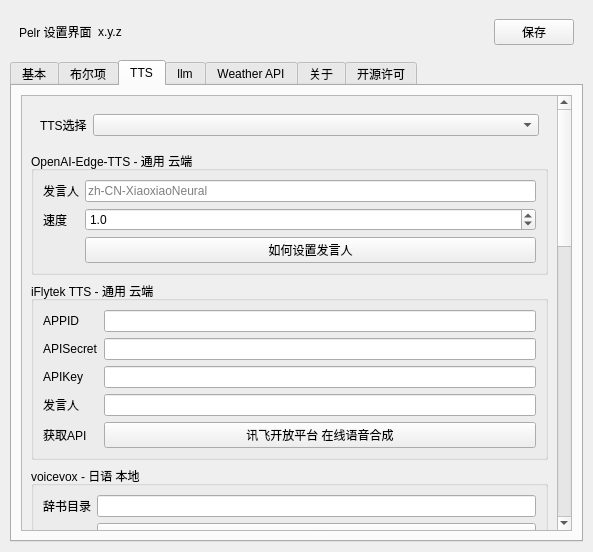
igugyj/Pelr, file src/ui/setting.ui: the form before one commit.
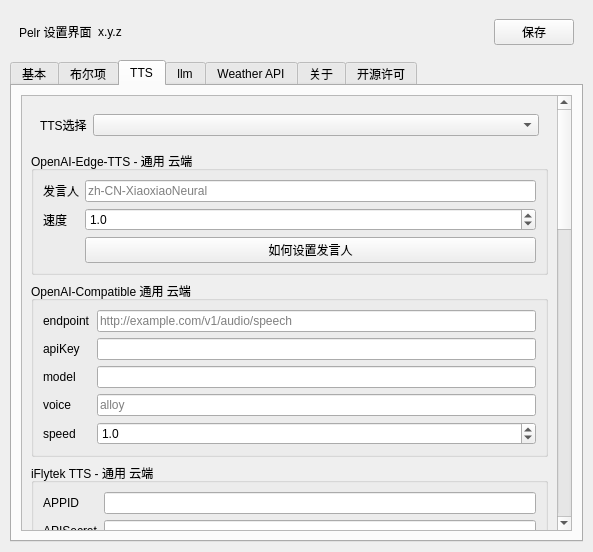
The form after the commit. The open tabs and pages were chosen to show the change. Icons and pictures are not drawn. Custom widgets are drawn as their Qt base class.

Commit message: feat: add OpenAI-Compatible tts & fix: config reading filter

Patch:
```diff
--- a/src/ui/setting.ui
+++ b/src/ui/setting.ui
@@ -595,7 +595,7 @@
             <x>0</x>
             <y>0</y>
             <width>530</width>
-            <height>1264</height>
+            <height>1435</height>
            </rect>
           </property>
           <layout class="QVBoxLayout" name="verticalLayout_4">
@@ -675,6 +675,93 @@
              </layout>
             </widget>
            </item>
+           <item>
+            <widget class="QGroupBox" name="groupBox_7">
+             <property name="title">
+              <string>OpenAI-Compatible 通用 云端</string>
+             </property>
+             <layout class="QFormLayout" name="formLayout_12">
+              <item row="0" column="0">
+               <widget class="QLabel" name="label_60">
+                <property name="text">
+                 <string>endpoint</string>
+                </property>
+               </widget>
+              </item>
+              <item row="0" column="1">
+               <widget class="QLineEdit" name="lineEdit_25">
+                <property name="placeholderText">
+                 <string>http://example.com/v1/audio/speech</string>
+                </property>
+               </widget>
+              </item>
+              <item row="1" column="0">
+               <widget class="QLabel" name="label_61">
+                <property name="text">
+                 <string>apiKey</string>
+                </property>
+               </widget>
+              </item>
+              <item row="1" column="1">
+               <widget class="QLineEdit" name="lineEdit_26"/>
+              </item>
+              <item row="2" column="0">
+               <widget class="QLabel" name="label_62">
+                <property name="text">
+                 <string>model</string>
+                </property>
+               </widget>
+              </item>
+              <item row="2" column="1">
+               <widget class="QLineEdit" name="lineEdit_27">
+                <property name="placeholderText">
+                 <string/>
+                </property>
+               </widget>
+              </item>
+              <item row="3" column="0">
+               <widget class="QLabel" name="label_63">
+                <property name="text">
+                 <string>voice</string>
+                </property>
+               </widget>
+              </item>
+              <item row="3" column="1">
+               <widget class="QLineEdit" name="lineEdit_28">
+                <property name="placeholderText">
+                 <string>alloy</string>
+                </property>
+               </widget>
+              </item>
+              <item row="4" column="0">
+               <widget class="QLabel" name="label_64">
+                <property name="text">
+                 <string>speed</string>
+                </property>
+               </widget>
+              </item>
+              <item row="4" column="1">
+               <widget class="QDoubleSpinBox" name="doubleSpinBox_4">
+                <property name="decimals">
+                 <number>1</number>
+                </property>
+                <property name="minimum">
+                 <double>0.500000000000000</double>
+                </property>
+                <property name="maximum">
+                 <double>2.000000000000000</double>
+                </property>
+                <property name="singleStep">
+                 <double>0.100000000000000</double>
+                </property>
+                <property name="value">
+                 <double>1.000000000000000</double>
+                </property>
+               </widget>
+              </item>
+             </layout>
+            </widget>
+           </item>
            <item>
             <widget class="QGroupBox" name="groupBox_3">
              <property name="title">
```
Left out of the diff: 6 changed lines with no effect on the pictures. The commit also changes 6 other files.
